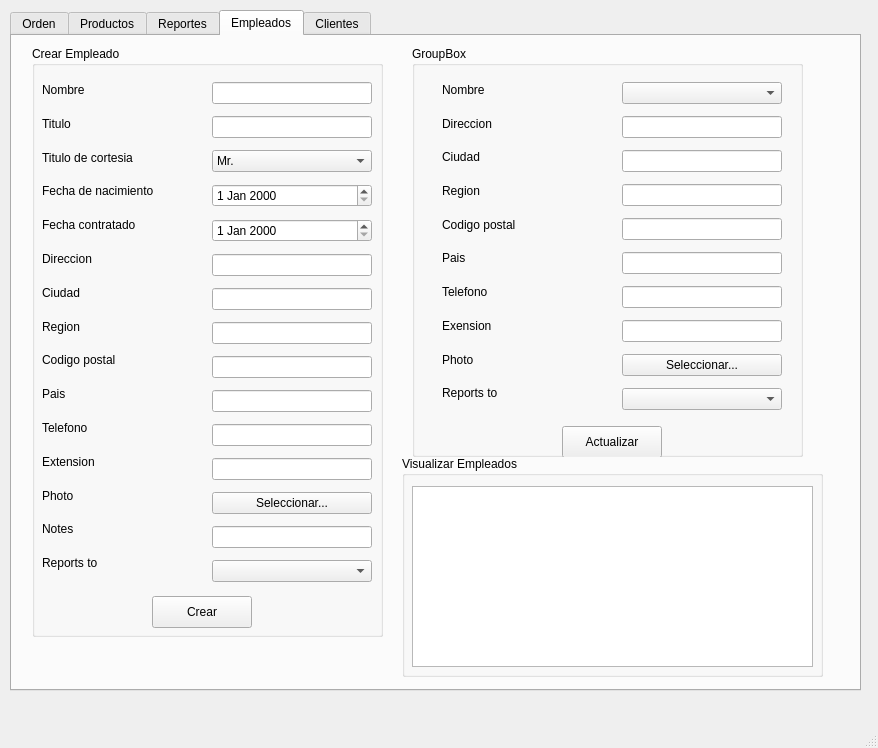
jairoaguilarts/Desktop-App-Proyect, file mainwindow.ui: the form before one commit.
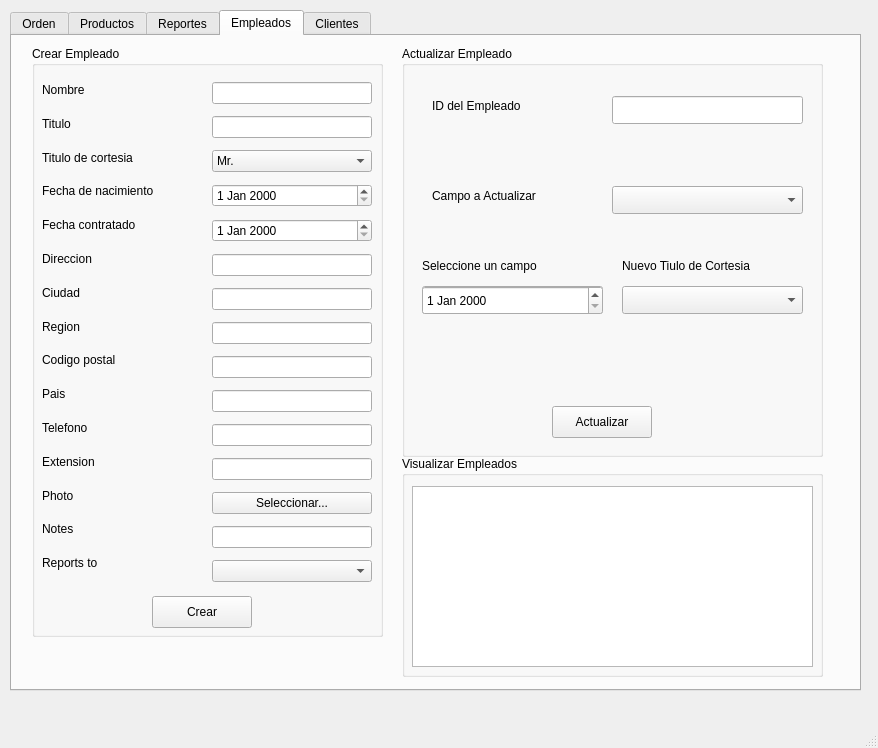
The form after the commit. The open tabs and pages were chosen to show the change.

Commit message: Actualizacion del Update para employees

```diff
--- a/mainwindow.ui
+++ b/mainwindow.ui
@@ -789,7 +789,7 @@
          <x>180</x>
          <y>30</y>
          <width>160</width>
-         <height>521</height>
+         <height>523</height>
         </rect>
        </property>
        <layout class="QVBoxLayout" name="verticalLayout_10">
@@ -910,148 +910,20 @@
      <widget class="QGroupBox" name="groupBox_13">
       <property name="geometry">
        <rect>
-        <x>400</x>
+        <x>390</x>
         <y>10</y>
-        <width>391</width>
+        <width>421</width>
         <height>411</height>
        </rect>
       </property>
       <property name="title">
-       <string>GroupBox</string>
+       <string>Actualizar Empleado</string>
       </property>
-      <widget class="QWidget" name="verticalLayoutWidget_11">
-       <property name="geometry">
-        <rect>
-         <x>30</x>
-         <y>30</y>
-         <width>160</width>
-         <height>331</height>
-        </rect>
-       </property>
-       <layout class="QVBoxLayout" name="verticalLayout_11">
-        <item>
-         <widget class="QLabel" name="label_29">
-          <property name="text">
-           <string>Nombre</string>
-          </property>
-         </widget>
-        </item>
-        <item>
-         <widget class="QLabel" name="label_30">
-          <property name="text">
-           <string>Direccion</string>
-          </property>
-         </widget>
-        </item>
-        <item>
-         <widget class="QLabel" name="label_31">
-          <property name="text">
-           <string>Ciudad</string>
-          </property>
-         </widget>
-        </item>
-        <item>
-         <widget class="QLabel" name="label_32">
-          <property name="text">
-           <string>Region</string>
-          </property>
-         </widget>
-        </item>
-        <item>
-         <widget class="QLabel" name="label_33">
-          <property name="text">
-           <string>Codigo postal</string>
-          </property>
-         </widget>
-        </item>
-        <item>
-         <widget class="QLabel" name="label_34">
-          <property name="text">
-           <string>Pais</string>
-          </property>
-         </widget>
-        </item>
-        <item>
-         <widget class="QLabel" name="label_35">
-          <property name="text">
-           <string>Telefono</string>
-          </property>
-         </widget>
-        </item>
-        <item>
-         <widget class="QLabel" name="label_50">
-          <property name="text">
-           <string>Exension</string>
-          </property>
-         </widget>
-        </item>
-        <item>
-         <widget class="QLabel" name="label_49">
-          <property name="text">
-           <string>Photo</string>
-          </property>
-         </widget>
-        </item>
-        <item>
-         <widget class="QLabel" name="label_48">
-          <property name="text">
-           <string>Reports to</string>
-          </property>
-         </widget>
-        </item>
-       </layout>
-      </widget>
-      <widget class="QWidget" name="verticalLayoutWidget_12">
-       <property name="geometry">
-        <rect>
-         <x>210</x>
-         <y>30</y>
-         <width>160</width>
-         <height>346</height>
-        </rect>
-       </property>
-       <layout class="QVBoxLayout" name="verticalLayout_12">
-        <item>
-         <widget class="QComboBox" name="CB_Empleado_3"/>
-        </item>
-        <item>
-         <widget class="QLineEdit" name="LE_A_Direccion"/>
-        </item>
-        <item>
-         <widget class="QLineEdit" name="LE_A_Ciudad"/>
-        </item>
-        <item>
-         <widget class="QLineEdit" name="LE_A_Region"/>
-        </item>
-        <item>
-         <widget class="QLineEdit" name="LE_A_codigoPostal"/>
-        </item>
-        <item>
-         <widget class="QLineEdit" name="LE_A_PaisE"/>
-        </item>
-        <item>
-         <widget class="QLineEdit" name="LE_A_Telefono"/>
-        </item>
-        <item>
-         <widget class="QLineEdit" name="LE_A_Extension"/>
-        </item>
-        <item>
-         <widget class="QPushButton" name="pushButton_2">
-          <property name="text">
-           <string>Seleccionar...</string>
-          </property>
-         </widget>
-        </item>
-        <item>
-         <widget class="QComboBox" name="CB_Empleado_4"/>
-        </item>
-       </layout>
-      </widget>
-      <widget class="QPushButton" name="pushButton_3">
+      <widget class="QPushButton" name="EMP_PB_ActualizarEstaShit">
        <property name="geometry">
         <rect>
          <x>150</x>
-         <y>380</y>
+         <y>360</y>
          <width>100</width>
          <height>32</height>
         </rect>
@@ -1060,6 +932,188 @@
         <string>Actualizar</string>
        </property>
       </widget>
+      <widget class="QLabel" name="label_14">
+       <property name="geometry">
+        <rect>
+         <x>30</x>
+         <y>140</y>
+         <width>141</width>
+         <height>20</height>
+        </rect>
+       </property>
+       <property name="text">
+        <string>Campo a Actualizar</string>
+       </property>
+      </widget>
+      <widget class="QComboBox" name="EMP_CB_SeleccionDato">
+       <property name="geometry">
+        <rect>
+         <x>210</x>
+         <y>140</y>
+         <width>191</width>
+         <height>28</height>
+        </rect>
+       </property>
+       <item>
+        <property name="text">
+         <string/>
+        </property>
+       </item>
+       <item>
+        <property name="text">
+         <string>Apellido</string>
+        </property>
+       </item>
+       <item>
+        <property name="text">
+         <string>Nombre</string>
+        </property>
+       </item>
+       <item>
+        <property name="text">
+         <string>Titulo</string>
+        </property>
+       </item>
+       <item>
+        <property name="text">
+         <string>Titulo de Cortesia</string>
+        </property>
+       </item>
+       <item>
+        <property name="text">
+         <string>Fecha de Nacimiento</string>
+        </property>
+       </item>
+       <item>
+        <property name="text">
+         <string>Fecha de Contratacion</string>
+        </property>
+       </item>
+       <item>
+        <property name="text">
+         <string>Direccion</string>
+        </property>
+       </item>
+       <item>
+        <property name="text">
+         <string>Ciudad</string>
+        </property>
+       </item>
+       <item>
+        <property name="text">
+         <string>Region</string>
+        </property>
+       </item>
+       <item>
+        <property name="text">
+         <string>Codigo Postal</string>
+        </property>
+       </item>
+       <item>
+        <property name="text">
+         <string>Pais</string>
+        </property>
+       </item>
+       <item>
+        <property name="text">
+         <string>Telefono Fijo</string>
+        </property>
+       </item>
+       <item>
+        <property name="text">
+         <string>Extension</string>
+        </property>
+       </item>
+       <item>
+        <property name="text">
+         <string>Notas</string>
+        </property>
+       </item>
+       <item>
+        <property name="text">
+         <string>Se Reporta A</string>
+        </property>
+       </item>
+      </widget>
+      <widget class="QLineEdit" name="EMP_LE_DatoMod">
+       <property name="geometry">
+        <rect>
+         <x>20</x>
+         <y>240</y>
+         <width>181</width>
+         <height>28</height>
+        </rect>
+       </property>
+      </widget>
+      <widget class="QLabel" name="EMP_LAB_DatoXLE">
+       <property name="geometry">
+        <rect>
+         <x>20</x>
+         <y>210</y>
+         <width>141</width>
+         <height>20</height>
+        </rect>
+       </property>
+       <property name="text">
+        <string>Seleccione un campo</string>
+       </property>
+      </widget>
+      <widget class="QLabel" name="EMP_LAB_DatoXCB">
+       <property name="geometry">
+        <rect>
+         <x>220</x>
+         <y>210</y>
+         <width>171</width>
+         <height>20</height>
+        </rect>
+       </property>
+       <property name="text">
+        <string>Nuevo Tiulo de Cortesia</string>
+       </property>
+      </widget>
+      <widget class="QComboBox" name="EMP_CB_TituloYCortesia">
+       <property name="geometry">
+        <rect>
+         <x>220</x>
+         <y>240</y>
+         <width>181</width>
+         <height>28</height>
+        </rect>
+       </property>
+      </widget>
+      <widget class="QDateEdit" name="EMP_DE_FechaNueva">
+       <property name="geometry">
+        <rect>
+         <x>20</x>
+         <y>240</y>
+         <width>181</width>
+         <height>29</height>
+        </rect>
+       </property>
+      </widget>
+      <widget class="QLabel" name="label_16">
+       <property name="geometry">
+        <rect>
+         <x>30</x>
+         <y>50</y>
+         <width>131</width>
+         <height>20</height>
+        </rect>
+       </property>
+       <property name="text">
+        <string>ID del Empleado</string>
+       </property>
+      </widget>
+      <widget class="QLineEdit" name="EMP_LE_IdEmpleado">
+       <property name="geometry">
+        <rect>
+         <x>210</x>
+         <y>50</y>
+         <width>191</width>
+         <height>28</height>
+        </rect>
+       </property>
+      </widget>
      </widget>
     </widget>
     <widget class="QWidget" name="tab_4">
```
Left out of the diff: 8 changed lines with no effect on the pictures. The commit also changes 2 other files.
